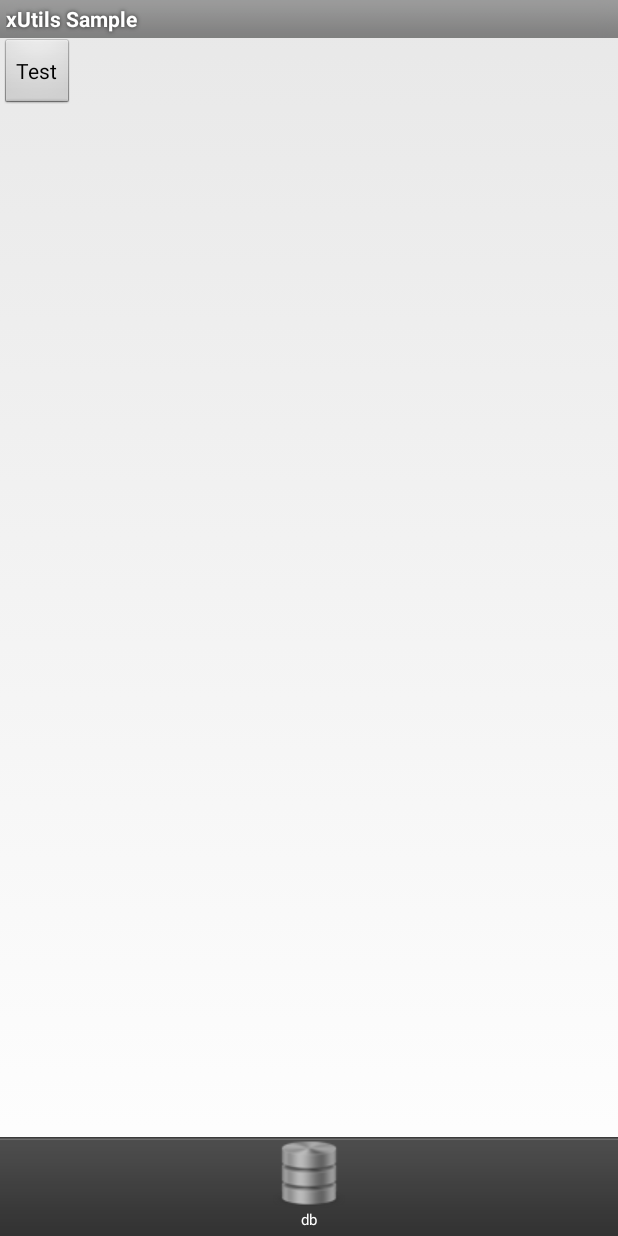
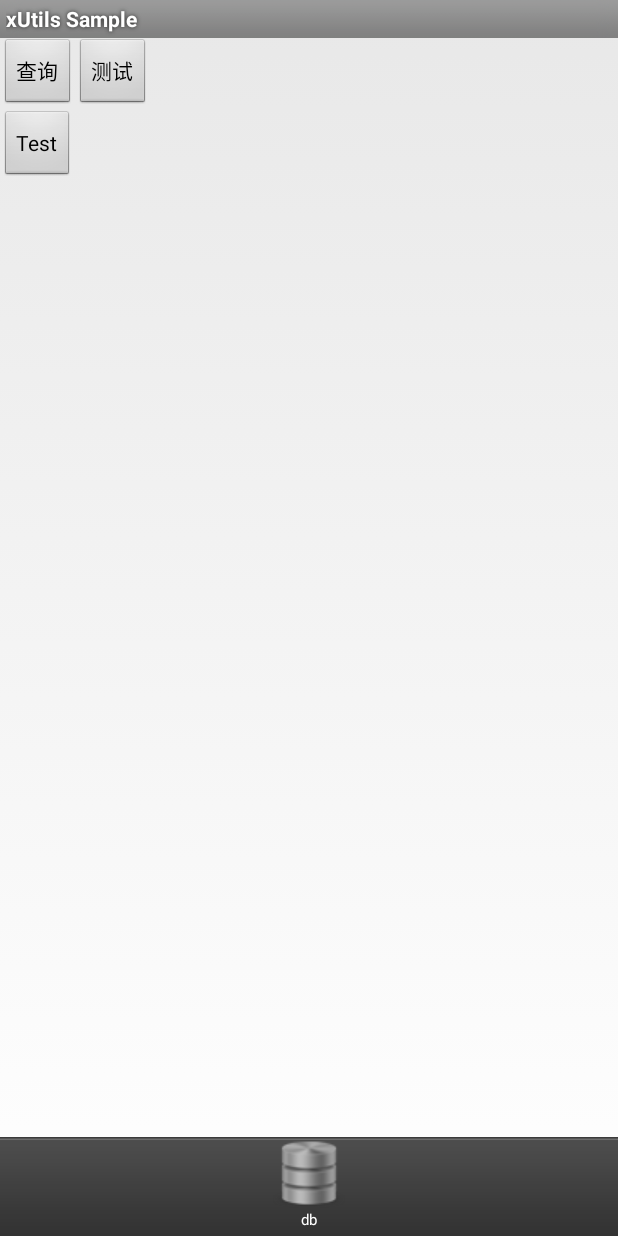
Before and after one commit to echolong/xutilsSample, an Android app: the screen it shows after launch (MyActivity), on a phone screen of 412 x 824 dp. Run offline under Robolectric (Android 15) with nearby library versions, the phone set to English and light mode, and no system bars; 1 statement that could not run was skipped.

Commit message:
测试信息

```diff
--- a/app/src/main/java/com/lidroid/xutils/sample/entities/NewsDetail.java
+++ b/app/src/main/java/com/lidroid/xutils/sample/entities/NewsDetail.java
@@ -61,4 +61,10 @@ public class NewsDetail {
     public void setNewscontent(String newscontent) {
         this.newscontent = newscontent;
     }
+
+    @Override
+    public String toString() {
+        String str = "newsId:"+newsId+",newsType:"+newstype+",newsTime:"+newstime+",newsContent:"+newscontent;
+        return str;
+    }
 }
--- a/app/src/main/res/layout/db_fragment.xml
+++ b/app/src/main/res/layout/db_fragment.xml
@@ -5,6 +5,21 @@
     android:layout_height="match_parent"
     android:orientation="vertical">
 
+    <LinearLayout
+        android:layout_width="match_parent"
+        android:layout_height="wrap_content"
+        android:orientation="horizontal">
+        <Button
+            android:id="@+id/select_btn"
+            android:layout_width="wrap_content"
+            android:layout_height="wrap_content"
+            android:text="查询"/>
+        <Button
+            android:id="@+id/test2_btn"
+            android:text="测试"
+            android:layout_width="wrap_content"
+            android:layout_height="wrap_content" />
+    </LinearLayout>
     <Button
         android:id="@+id/db_test_btn"
         android:layout_width="wrap_content"
```
Also changed, not shown: app/src/main/java/com/lidroid/xutils/sample/fragment/DbFragment.java (+33 -3 lines).
